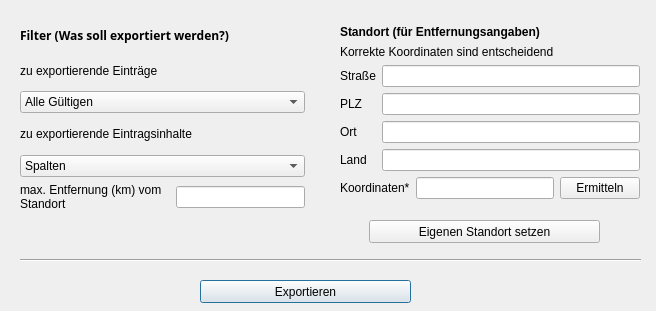
Qt form qt_gui/dialog_html_export.ui (minutogit/TalentTalent) before a commit.
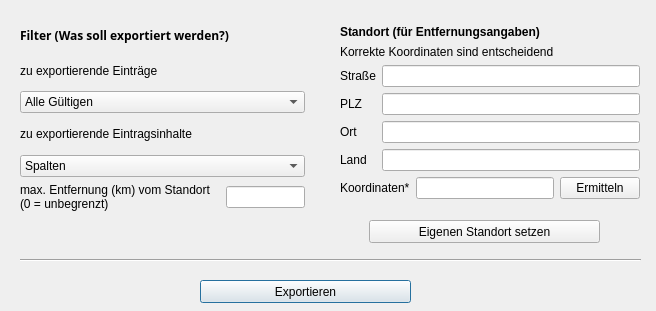
The same form after that commit.

Commit message:
improved html export
Took 1 hour 2 minutes

Patch:
```diff
--- a/qt_gui/dialog_html_export.ui
+++ b/qt_gui/dialog_html_export.ui
@@ -277,12 +277,12 @@
        <widget class="QLabel" name="label_3">
         <property name="minimumSize">
          <size>
-          <width>150</width>
+          <width>200</width>
           <height>0</height>
          </size>
         </property>
         <property name="text">
-         <string>max. Entfernung (km) vom Standort</string>
+         <string>max. Entfernung (km) vom Standort (0 = unbegrenzt)</string>
         </property>
         <property name="wordWrap">
          <bool>true</bool>
@@ -290,7 +290,11 @@
        </widget>
       </item>
       <item>
-       <widget class="QLineEdit" name="lineEdit_max_distance"/>
+       <widget class="QLineEdit" name="lineEdit_max_distance">
+        <property name="inputMask">
+         <string>00000</string>
+        </property>
+       </widget>
       </item>
      </layout>
     </item>
```
Left out of the diff: 10 changed lines with no effect on the pictures. The commit also changes 4 other files.
